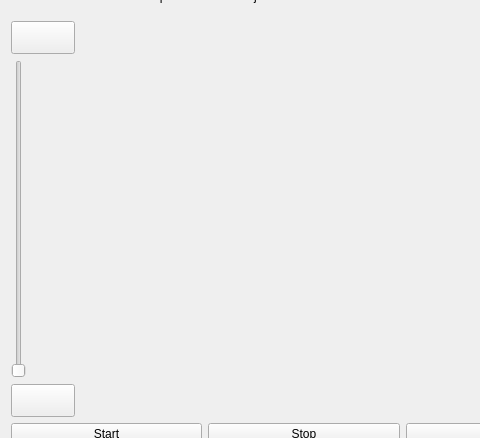
This is processteps.ui in kasarkonic/Sauka1 as Qt 5 draws it before an edit; both pictures show x 0 to 480 and y 81 to 519 of the 1000 by 618 pixel window. The edited form follows.
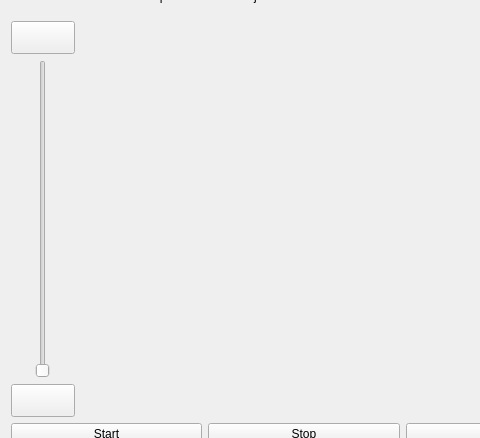
This is the edited form.

Commit message: process steps

Patch:
```diff
--- a/processteps.ui
+++ b/processteps.ui
@@ -122,7 +122,7 @@
     <item>
      <layout class="QVBoxLayout" name="verticalLayout_2">
       <item>
-       <layout class="QHBoxLayout" name="horizontalLayout_5" stretch="1,100">
+       <layout class="QHBoxLayout" name="horizontalLayout_5" stretch="0,100">
         <item>
          <layout class="QVBoxLayout" name="verticalLayout_3">
           <item>
@@ -150,7 +150,7 @@
           <item>
            <widget class="QSlider" name="verticalSlider">
             <property name="sizePolicy">
-             <sizepolicy hsizetype="Maximum" vsizetype="Expanding">
+             <sizepolicy hsizetype="Expanding" vsizetype="Expanding">
               <horstretch>0</horstretch>
               <verstretch>0</verstretch>
              </sizepolicy>
```
Left out of the diff: 8 changed lines with no effect on the pictures. The commit also changes 2 other files.
